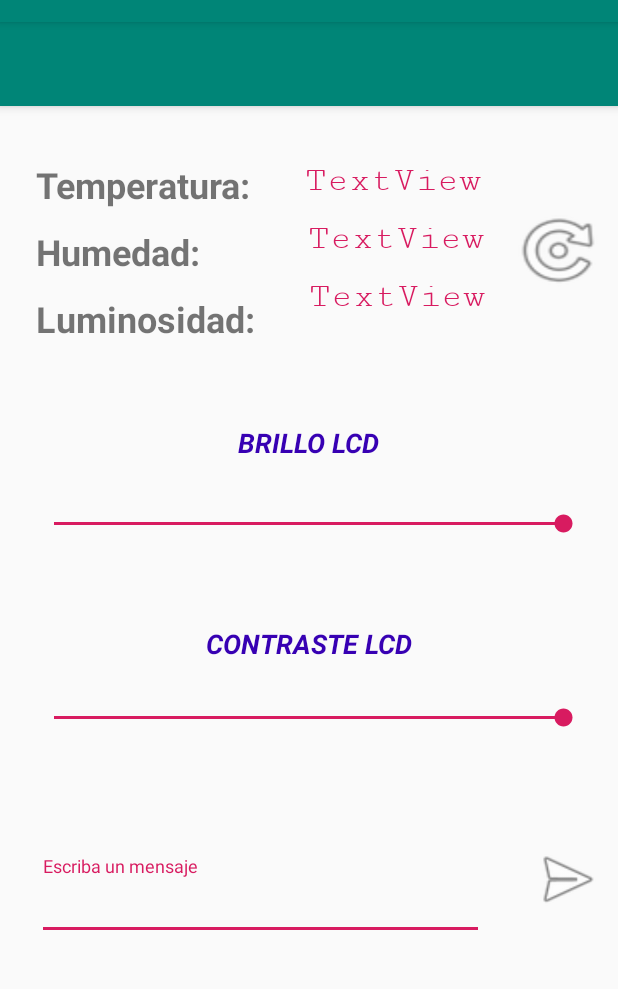
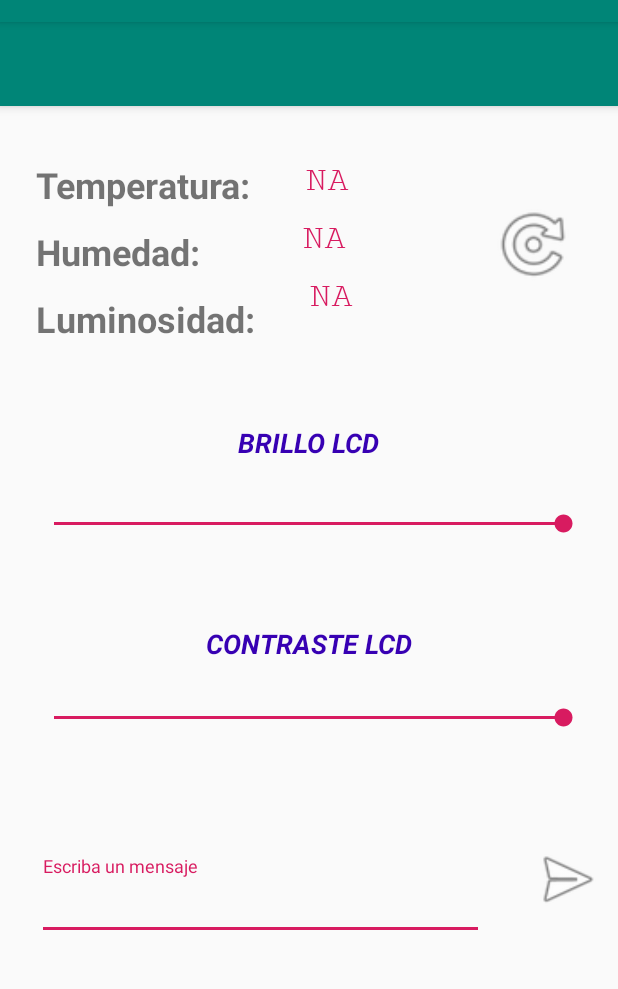
Before and after one commit to JCerver/Report-Enviroment-System, an Android app: the MainActivity screen opened directly, with no data from a screen before it, on a phone screen of 412 x 824 dp, the part 62-1051 px from its top. Run offline under Robolectric (Android 15) with nearby library versions, the phone set to English and light mode, and no system bars; network calls fail; 6 statements that could not run were skipped.

Commit message:
Correciones menores a Proyecto Android y agregar imágenes de Bluetooth para Readme

```diff
--- a/BluetoothMonitor/app/src/main/java/com/example/alfredo/bluetoothmonitor/Dispositivos.java
+++ b/BluetoothMonitor/app/src/main/java/com/example/alfredo/bluetoothmonitor/Dispositivos.java
@@ -20,7 +20,7 @@ public class Dispositivos extends AppCompatActivity {
 
     private static final String TAG = "DispositivosBT";
     public static String EXTRA_DEVICES_ADDRESS = "device_address";
-    ListView rvDispositivos;
+    ListView rvDispositivos;                                            //Lista de dispositivos Bluetooth vinculados al equipo
 
     private BluetoothAdapter btAdapter;
     private ArrayAdapter<String> pairedDevicesArrayAdapter;
@@ -37,6 +37,7 @@ public class Dispositivos extends AppCompatActivity {
 
         verificarEstadoBT();
 
+        //Se llena la lista de dispositivos vinculados
         pairedDevicesArrayAdapter = new ArrayAdapter<String>(this, R.layout.nombre_dispositivos);
         rvDispositivos = findViewById(R.id.rvListaDispositivos);
         rvDispositivos.setAdapter(pairedDevicesArrayAdapter);
@@ -52,18 +53,21 @@ public class Dispositivos extends AppCompatActivity {
         }
     }
 
+    //Disparador de eventos al momento de elegir un dispositivo Bluetooth de la lista
     private AdapterView.OnItemClickListener deviceClickListener = new AdapterView.OnItemClickListener() {
         @Override
         public void onItemClick(AdapterView<?> parent, View view, int position, long id) {
             String info = ((TextView) view).getText().toString();
             String address = info.substring(info.length() - 17);
 
+            //Se abre la Activity de interfaz mandándole la dirección MAC del dispositivo elegido
             Intent i = new Intent(Dispositivos.this, MainActivity.class);
             i.putExtra(EXTRA_DEVICES_ADDRESS, address);
             startActivity(i);
         }
     };
 
+    //Método para verificar si el Bluetooth está activo o bien solicitar la activación del mismo si no está activado
     private void verificarEstadoBT(){
         btAdapter = BluetoothAdapter.getDefaultAdapter();
         if(btAdapter == null){
--- a/BluetoothMonitor/app/src/main/java/com/example/alfredo/bluetoothmonitor/MainActivity.java
+++ b/BluetoothMonitor/app/src/main/java/com/example/alfredo/bluetoothmonitor/MainActivity.java
@@ -30,20 +30,19 @@ import java.util.UUID;
 
 public class MainActivity extends AppCompatActivity {
 
-    private TextView lblTemperatura, lblHumedad, lblLuminosidad;
-    private SeekBar sbrBrillo, sbrContraste;
-    private TextInputEditText txtMensajes;
-    private Button btnEnviarMensaje, btnActualizar;
+    private TextView lblTemperatura, lblHumedad, lblLuminosidad;    //Etiquetas de la interfaz
+    private SeekBar sbrBrillo, sbrContraste;                        //Barras de control de brillo y contraste
+    private TextInputEditText txtMensajes;                          //Entrada de texto para enviar mensaje
+    private Button btnEnviarMensaje, btnActualizar;                 //Botones para enviar mensaje y actualizar datos climatolóticos
 
-    private Handler bluetoothIn;
-    final int handlerState = 0;
-    private BluetoothAdapter btAdapter = null;
-    private BluetoothSocket btSocket = null;
-    private StringBuilder dataStringIN = new StringBuilder();
-    private ConnectedThread myConexionBT;
+    private Handler bluetoothIn;                                    //Es el handler que permite estra al pendiente de la entrada de los datso desde Bluetooth
+    final int handlerState = 0;                                     //Esatdo del handler
+    private BluetoothAdapter btAdapter = null;                      //Adaptador de bluetooth que nos permite manipular el funcionamiento de bluetooth
+    private BluetoothSocket btSocket = null;                        //Socket para poder establecer conexión con dispositivos bluetooth
+    private StringBuilder dataStringIN = new StringBuilder();       //Guarda los mensajes que se reciben por bluetooth
+    private ConnectedThread myConexionBT;                           //Maneja el hilo de ejecución que está a la espera de recibir o enviar datos por Bluetooth
 
     //Identificador único de servicio
-//    private static final UUID BTMODULEUUID = UUID.fromString("00001101-0000-1000-8000-00805F9B4FB");
     private static final UUID BTMODULEUUID = UUID.fromString("00001101-0000-1000-8000-00805F9B34FB");
 
     //String para la  MAC
@@ -54,10 +53,8 @@ public class MainActivity extends AppCompatActivity {
     protected void onCreate(Bundle savedInstanceState) {
         super.onCreate(savedInstanceState);
         setContentView(R.layout.activity_main);
-  //      Toolbar toolbar = (Toolbar) findViewById(R.id.toolbar);
-//        setSupportActionBar(toolbar);
 
-
+        //Determinar los componentes desde la interfaz para poderlas utilizar
         lblTemperatura = findViewById(R.id.lblTemperaturaReal);
         lblHumedad = findViewById(R.id.lblHumedadReal);
         lblLuminosidad = findViewById(R.id.lblLuminosidadReal);
@@ -67,6 +64,7 @@ public class MainActivity extends AppCompatActivity {
         btnEnviarMensaje = findViewById(R.id.btnEnviarMensaje);
         btnActualizar = findViewById(R.id.btnActualizar);
 
+        //A la espera de recibir mensajes por bluetooth
         bluetoothIn = new Handler(){
             @Override
             public void handleMessage(Message msg) {
@@ -75,18 +73,20 @@ public class MainActivity extends AppCompatActivity {
                     String readMessage = (String) msg.obj;
 
                     dataStringIN.append(readMessage);
-
+                    //Para encontrar el fin del mensaje se tienen que enviar con el signo gato al final
                     int endOfLineIndex = dataStringIN.indexOf("#");
 
+                    //Mientras no se llegue al final de línea se siguen agregando os bytes a la cadena ya que se envían por partes por el serial.
+                    // De esta forma se obtiene el mensaje completo sin cortes
                     if(endOfLineIndex > 0){
                         String dataInPrint = dataStringIN.substring(0, endOfLineIndex);
                         dataStringIN.delete(0, dataStringIN.length());
 
-                        System.out.println(dataInPrint);
+                        //La cadena recibida contiene 3 valores separados por coma por lo que se dividen y se guardan por separado en un arreglo para luego mosrarlos en los TextView
                         String[] valoresClima = dataInPrint.split(",");
                         lblTemperatura.setText(valoresClima[0] + " C°");
-                        lblHumedad.setText(valoresClima[1] + " h");
-                        lblLuminosidad.setText(valoresClima[2] + " lux");
+                        lblHumedad.setText(valoresClima[1] + " %");
+                        lblLuminosidad.setText(valoresClima[2] + " lx");
                     }
 
 
@@ -97,14 +97,16 @@ public class MainActivity extends AppCompatActivity {
 
 
 
+        //Se procede a revisar si la conexión Bluetooth es posible o está activada
         btAdapter = BluetoothAdapter.getDefaultAdapter();
         verificarEstadoBT();
 
 
+        //Disparador de eventos cuando se cambia el valor del SeekBar de brillo
         sbrBrillo.setOnSeekBarChangeListener(new SeekBar.OnSeekBarChangeListener() {
             @Override
             public void onProgressChanged(SeekBar seekBar, int progress, boolean fromUser) {
-                System.out.println("2" + progress);
+                //Se necesita enviar un 2 al principio para que Arduino identifique que debe cambiar el brillo
                 myConexionBT.write("2" + progress);
             }
 
@@ -119,11 +121,12 @@ public class MainActivity extends AppCompatActivity {
             }
         });
 
+        //Disparador de eventos cuando se cambia el valor del SeekBar de contraste
         sbrContraste.setOnSeekBarChangeListener(new SeekBar.OnSeekBarChangeListener() {
             @Override
             public void onProgressChanged(SeekBar seekBar, int progress, boolean fromUser) {
                 progress = 170 - progress;
-                System.out.println("3" + progress);
+                //Se necesita enviar un 2 al principio para que Arduino identifique que debe cambiar el contraste
                 myConexionBT.write("3" + progress);
             }
 
@@ -137,20 +140,24 @@ public class MainActivity extends AppCompatActivity {
             }
         });
 
+        //LA presionar el botón de enviar, se envía tanto mensaje como fecha actual al Arduino
         btnEnviarMensaje.setOnClickListener(new View.OnClickListener() {
             @Override
             public void onClick(View v) {
+                //Es necesario hacer una pausa antes de enviar la fecha para que Arduino lo reconozca como datos diferentes al mensaje y a la fecha
                 myConexionBT.write("1" + txtMensajes.getText().toString());
                 try {
                     Thread.sleep(1800);
                 } catch (InterruptedException e) {
                     e.printStackTrace();
                 }
+
                 Calendar fecha = Calendar.getInstance();
                 myConexionBT.write("5" + fecha.getTime().getDate() + "/" + fecha.getTime().getMonth() + "/" + (1900 + fecha.getTime().getYear()) + "  " + fecha.getTime().getHours() + ":" + fecha.getTime().getMinutes());
             }
         });
 
+        //Se manda un 4 al Arduino para que nos regrese luego los datos climatológicos
         btnActualizar.setOnClickListener(new View.OnClickListener() {
             @Override
             public void onClick(View v) {
@@ -171,12 +178,13 @@ public class MainActivity extends AppCompatActivity {
         super.onResume();
 
 
+        //Se detectan los dispositivos Bluetooth vinculados al móvil
         Intent intent = getIntent();
         address = intent.getStringExtra(Dispositivos.EXTRA_DEVICES_ADDRESS);
-        Toast.makeText(getBaseContext(), address, Toast.LENGTH_LONG).show();
 
         BluetoothDevice device = btAdapter.getRemoteDevice(address);
 
+        //Se intenta crear socket de conexion
         try{
             btSocket = createBluetoothSocket(device);
 
@@ -230,6 +238,7 @@ public class MainActivity extends AppCompatActivity {
     }
 
     private class ConnectedThread extends Thread{
+        //Streams que nos permiten dar los datos a mandar o rescatar los datos enviados desde Arduino
         private final InputStream inStream;
         private final OutputStream outStream;
 
--- a/BluetoothMonitor/app/src/main/res/layout/content_main.xml
+++ b/BluetoothMonitor/app/src/main/res/layout/content_main.xml
@@ -52,7 +52,7 @@
         android:layout_marginStart="36dp"
         android:layout_marginTop="36dp"
         android:fontFamily="serif-monospace"
-        android:text="TextView"
+        android:text="NA"
         android:textColor="@color/colorAccent"
         android:textSize="24sp"
         android:typeface="monospace"
@@ -63,10 +63,10 @@
         android:id="@+id/lblHumedadReal"
         android:layout_width="wrap_content"
         android:layout_height="wrap_content"
-        android:layout_marginStart="72dp"
+        android:layout_marginStart="68dp"
         android:layout_marginTop="12dp"
         android:fontFamily="serif-monospace"
-        android:text="TextView"
+        android:text="NA"
         android:textColor="@color/colorAccent"
         android:textSize="24sp"
         android:typeface="monospace"
@@ -80,7 +80,7 @@
         android:layout_marginStart="36dp"
         android:layout_marginTop="12dp"
         android:fontFamily="serif-monospace"
-        android:text="TextView"
+        android:text="NA"
         android:textColor="@color/colorAccent"
         android:textSize="24sp"
         android:typeface="monospace"
@@ -186,10 +186,10 @@
 
     <Button
         android:id="@+id/btnActualizar"
-        android:layout_width="64dp"
+        android:layout_width="57dp"
         android:layout_height="56dp"
-        android:layout_marginTop="68dp"
-        android:layout_marginEnd="8dp"
+        android:layout_marginTop="64dp"
+        android:layout_marginEnd="28dp"
         android:background="@android:drawable/ic_menu_rotate"
         android:text=""
         app:layout_constraintEnd_toEndOf="parent"
```
Also changed, not shown: 5 other files.
